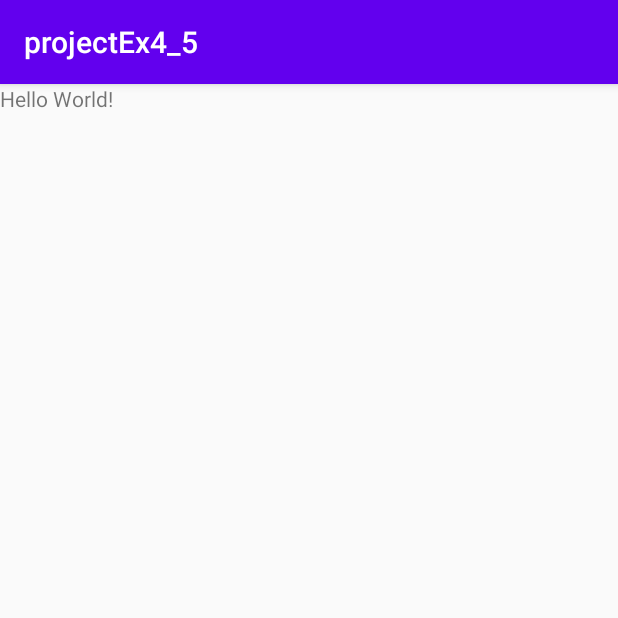
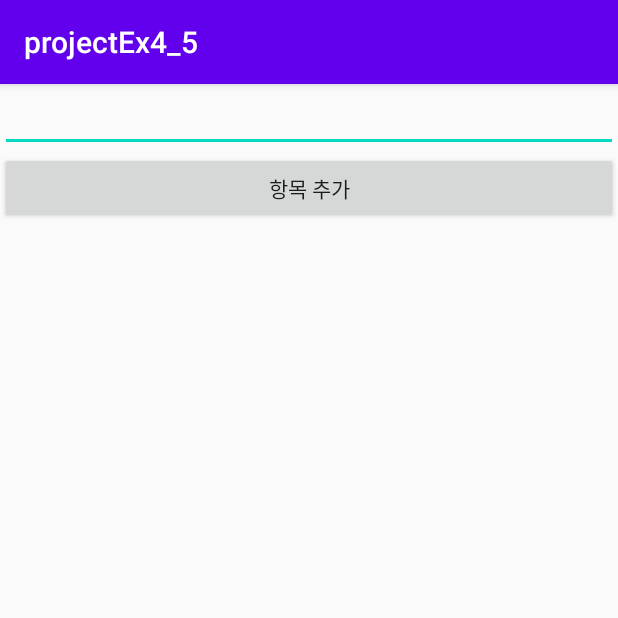
Before and after one commit to jiwoo227/projectEx4_5, an Android app: the screen it shows after launch (MainActivity), on a phone screen of 412 x 824 dp, the top half of it. Run offline under Robolectric (Android 15) with nearby library versions, the phone set to English and light mode, and no system bars.

Commit message:
edit activity_main.xml commit]

```diff
--- a/app/src/main/res/layout/activity_main.xml
+++ b/app/src/main/res/layout/activity_main.xml
@@ -4,15 +4,23 @@
     xmlns:tools="http://schemas.android.com/tools"
     android:layout_width="match_parent"
     android:layout_height="match_parent"
+    android:orientation="vertical"
     tools:context=".MainActivity">
 
-    <TextView
-        android:layout_width="wrap_content"
+    <EditText
+        android:id="@+id/edit_text"
+        android:layout_width="match_parent"
+        android:layout_height="wrap_content" />
+
+    <Button
+        android:id="@+id/btn_add"
+        android:layout_width="match_parent"
         android:layout_height="wrap_content"
-        android:text="Hello World!"
-        app:layout_constraintBottom_toBottomOf="parent"
-        app:layout_constraintLeft_toLeftOf="parent"
-        app:layout_constraintRight_toRightOf="parent"
-        app:layout_constraintTop_toTopOf="parent" />
+        android:text="@string/btn_add"/>
+
+    <ListView
+        android:id="@+id/list1"
+        android:layout_width="match_parent"
+        android:layout_height="wrap_content" />
 
 </LinearLayout>
--- a/app/src/main/res/values/strings.xml
+++ b/app/src/main/res/values/strings.xml
@@ -1,3 +1,4 @@
 <resources>
     <string name="app_name">projectEx4_5</string>
+    <string name="btn_add">항목 추가</string>
 </resources>
```
